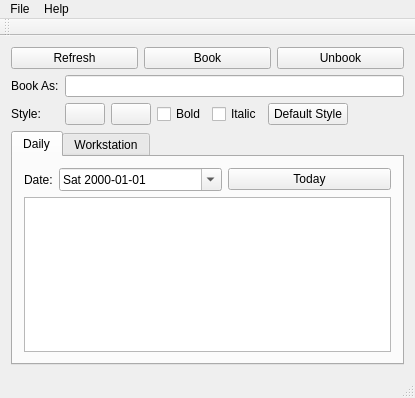
This is workstationscheduler.ui in maurerpe/WorkstationScheduler as Qt 5 draws it before an edit. The edited form follows.
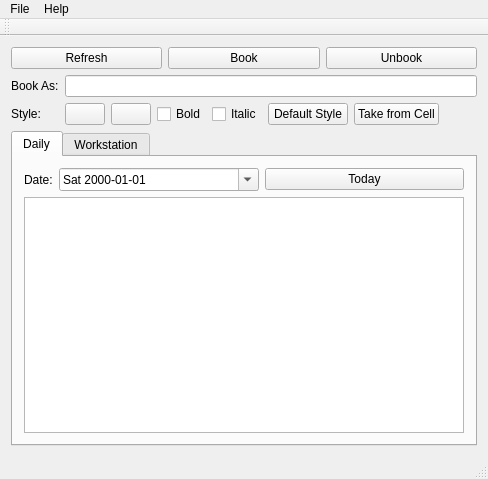
This is the edited form.

Commit message: Add take from cell button

Patch:
```diff
--- a/workstationscheduler.ui
+++ b/workstationscheduler.ui
@@ -6,8 +6,8 @@
    <rect>
     <x>0</x>
     <y>0</y>
-    <width>415</width>
-    <height>398</height>
+    <width>488</width>
+    <height>479</height>
    </rect>
   </property>
   <property name="windowTitle">
@@ -107,6 +107,13 @@
             </property>
            </widget>
           </item>
+          <item>
+           <widget class="QPushButton" name="takeFromCell">
+            <property name="text">
+             <string>Take from Cell</string>
+            </property>
+           </widget>
+          </item>
           <item>
            <spacer name="horizontalSpacer">
             <property name="orientation">
@@ -242,7 +249,7 @@
     <rect>
      <x>0</x>
      <y>0</y>
-     <width>415</width>
+     <width>488</width>
      <height>21</height>
     </rect>
    </property>
```
The commit also changes 2 other files.
